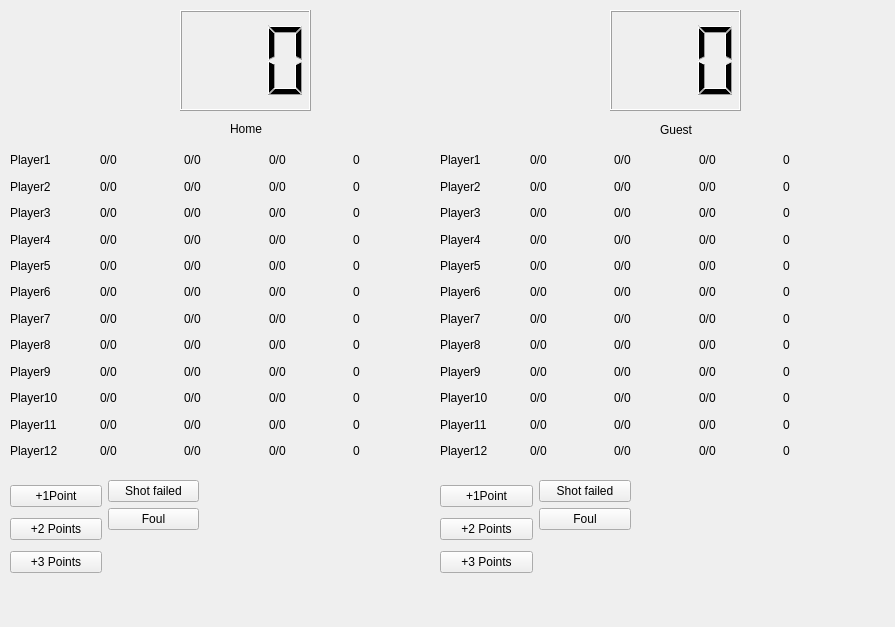
First picture: the form in MyForm.ui, repository mrccasals/BasketScore, before the edit.
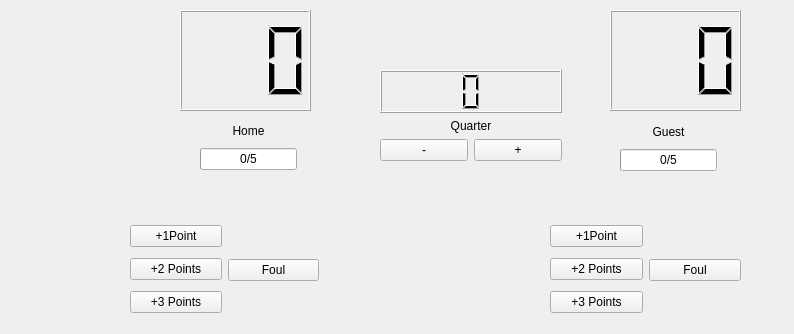
Second picture: the form after the edit. Custom widgets are drawn as their Qt base class.

Patch:
```diff
--- a/MyForm.ui
+++ b/MyForm.ui
@@ -6,8 +6,8 @@
    <rect>
     <x>0</x>
     <y>0</y>
-    <width>895</width>
-    <height>627</height>
+    <width>794</width>
+    <height>334</height>
    </rect>
   </property>
   <property name="cursor">
@@ -42,625 +42,11 @@
     <number>3</number>
    </property>
   </widget>
-  <widget class="QLabel" name="label">
-   <property name="geometry">
-    <rect>
-     <x>230</x>
-     <y>120</y>
-     <width>41</width>
-     <height>17</height>
-    </rect>
-   </property>
-   <property name="text">
-    <string>Home</string>
-   </property>
-  </widget>
-  <widget class="QLabel" name="label_2">
-   <property name="geometry">
-    <rect>
-     <x>660</x>
-     <y>121</y>
-     <width>40</width>
-     <height>17</height>
-    </rect>
-   </property>
-   <property name="text">
-    <string>Guest</string>
-   </property>
-  </widget>
   <widget class="QWidget" name="layoutWidget">
    <property name="geometry">
     <rect>
-     <x>440</x>
-     <y>150</y>
-     <width>81</width>
-     <height>311</height>
-    </rect>
-   </property>
-   <layout class="QVBoxLayout" name="verticalLayout_2">
-    <item>
-     <widget class="QLabel" name="label_16">
-      <property name="text">
-       <string>Player1</string>
-      </property>
-     </widget>
-    </item>
-    <item>
-     <widget class="QLabel" name="label_17">
-      <property name="text">
-       <string>Player2</string>
-      </property>
-     </widget>
-    </item>
-    <item>
-     <widget class="QLabel" name="label_18">
-      <property name="text">
-       <string>Player3</string>
-      </property>
-     </widget>
-    </item>
-    <item>
-     <widget class="QLabel" name="label_19">
-      <property name="text">
-       <string>Player4</string>
-      </property>
-     </widget>
-    </item>
-    <item>
-     <widget class="QLabel" name="label_20">
-      <property name="text">
-       <string>Player5</string>
-      </property>
-     </widget>
-    </item>
-    <item>
-     <widget class="QLabel" name="label_21">
-      <property name="text">
-       <string>Player6</string>
-      </property>
-     </widget>
-    </item>
-    <item>
-     <widget class="QLabel" name="label_22">
-      <property name="text">
-       <string>Player7</string>
-      </property>
-     </widget>
-    </item>
-    <item>
-     <widget class="QLabel" name="label_23">
-      <property name="text">
-       <string>Player8</string>
-      </property>
-     </widget>
-    </item>
-    <item>
-     <widget class="QLabel" name="label_24">
-      <property name="text">
-       <string>Player9</string>
-      </property>
-     </widget>
-    </item>
-    <item>
-     <widget class="QLabel" name="label_25">
-      <property name="text">
-       <string>Player10</string>
-      </property>
-     </widget>
-    </item>
-    <item>
-     <widget class="QLabel" name="label_26">
-      <property name="text">
-       <string>Player11</string>
-      </property>
-     </widget>
-    </item>
-    <item>
-     <widget class="QLabel" name="label_27">
-      <property name="text">
-       <string>Player12</string>
-      </property>
-     </widget>
-    </item>
-   </layout>
-  </widget>
-  <widget class="QWidget" name="layoutWidget_15">
-   <property name="geometry">
-    <rect>
-     <x>530</x>
-     <y>150</y>
-     <width>331</width>
-     <height>311</height>
-    </rect>
-   </property>
-   <layout class="QVBoxLayout" name="verticalLayout_8">
-    <item>
-     <layout class="QHBoxLayout" name="horizontalLayout_16">
-      <item>
-       <widget class="QLabel" name="label_75">
-        <property name="text">
-         <string>0/0</string>
-        </property>
-       </widget>
-      </item>
-      <item>
-       <widget class="QLabel" name="label_76">
-        <property name="text">
-         <string>0/0</string>
-        </property>
-       </widget>
-      </item>
-      <item>
-       <widget class="QLabel" name="label_77">
-        <property name="text">
-         <string>0/0</string>
-        </property>
-       </widget>
-      </item>
-      <item>
-       <widget class="QLabel" name="label_78">
-        <property name="text">
-         <string>0</string>
-        </property>
-       </widget>
-      </item>
-     </layout>
-    </item>
-    <item>
-     <layout class="QHBoxLayout" name="horizontalLayout_17">
-      <item>
-       <widget class="QLabel" name="label_79">
-        <property name="text">
-         <string>0/0</string>
-        </property>
-       </widget>
-      </item>
-      <item>
-       <widget class="QLabel" name="label_80">
-        <property name="text">
-         <string>0/0</string>
-        </property>
-       </widget>
-      </item>
-      <item>
-       <widget class="QLabel" name="label_81">
-        <property name="text">
-         <string>0/0</string>
-        </property>
-       </widget>
-      </item>
-      <item>
-       <widget class="QLabel" name="label_82">
-        <property name="text">
-         <string>0</string>
-        </property>
-       </widget>
-      </item>
-     </layout>
-    </item>
-    <item>
-     <layout class="QHBoxLayout" name="horizontalLayout_18">
-      <item>
-       <widget class="QLabel" name="label_83">
-        <property name="text">
-         <string>0/0</string>
-        </property>
-       </widget>
-      </item>
-      <item>
-       <widget class="QLabel" name="label_84">
-        <property name="text">
-         <string>0/0</string>
-        </property>
-       </widget>
-      </item>
-      <item>
-       <widget class="QLabel" name="label_85">
-        <property name="text">
-         <string>0/0</string>
-        </property>
-       </widget>
-      </item>
-      <item>
-       <widget class="QLabel" name="label_86">
-        <property name="text">
-         <string>0</string>
-        </property>
-       </widget>
-      </item>
-     </layout>
-    </item>
-    <item>
-     <layout class="QHBoxLayout" name="horizontalLayout_19">
-      <item>
-       <widget class="QLabel" name="label_87">
-        <property name="text">
-         <string>0/0</string>
-        </property>
-       </widget>
-      </item>
-      <item>
-       <widget class="QLabel" name="label_88">
-        <property name="text">
-         <string>0/0</string>
-        </property>
-       </widget>
-      </item>
-      <item>
-       <widget class="QLabel" name="label_89">
-        <property name="text">
-         <string>0/0</string>
-        </property>
-       </widget>
-      </item>
-      <item>
-       <widget class="QLabel" name="label_90">
-        <property name="text">
-         <string>0</string>
-        </property>
-       </widget>
-      </item>
-     </layout>
-    </item>
-    <item>
-     <layout class="QHBoxLayout" name="horizontalLayout_20">
-      <item>
-       <widget class="QLabel" name="label_91">
-        <property name="text">
-         <string>0/0</string>
-        </property>
-       </widget>
-      </item>
-      <item>
-       <widget class="QLabel" name="label_92">
-        <property name="text">
-         <string>0/0</string>
-        </property>
-       </widget>
-      </item>
-      <item>
-       <widget class="QLabel" name="label_93">
-        <property name="text">
-         <string>0/0</string>
-        </property>
-       </widget>
-      </item>
-      <item>
-       <widget class="QLabel" name="label_94">
-        <property name="text">
-         <string>0</string>
-        </property>
-       </widget>
-      </item>
-     </layout>
-    </item>
-    <item>
-     <layout class="QHBoxLayout" name="horizontalLayout_21">
-      <item>
-       <widget class="QLabel" name="label_95">
-        <property name="text">
-         <string>0/0</string>
-        </property>
-       </widget>
-      </item>
-      <item>
-       <widget class="QLabel" name="label_96">
-        <property name="text">
-         <string>0/0</string>
-        </property>
-       </widget>
-      </item>
-      <item>
-       <widget class="QLabel" name="label_97">
-        <property name="text">
-         <string>0/0</string>
-        </property>
-       </widget>
-      </item>
-      <item>
-       <widget class="QLabel" name="label_98">
-        <property name="text">
-         <string>0</string>
-        </property>
-       </widget>
-      </item>
-     </layout>
-    </item>
-    <item>
-     <layout class="QHBoxLayout" name="horizontalLayout_22">
-      <item>
-       <widget class="QLabel" name="label_99">
-        <property name="text">
-         <string>0/0</string>
-        </property>
-       </widget>
-      </item>
-      <item>
-       <widget class="QLabel" name="label_100">
-        <property name="text">
-         <string>0/0</string>
-        </property>
-       </widget>
-      </item>
-      <item>
-       <widget class="QLabel" name="label_101">
-        <property name="text">
-         <string>0/0</string>
-        </property>
-       </widget>
-      </item>
-      <item>
-       <widget class="QLabel" name="label_102">
-        <property name="text">
-         <string>0</string>
-        </property>
-       </widget>
-      </item>
-     </layout>
-    </item>
-    <item>
-     <layout class="QHBoxLayout" name="horizontalLayout_23">
-      <item>
-       <widget class="QLabel" name="label_103">
-        <property name="text">
-         <string>0/0</string>
-        </property>
-       </widget>
-      </item>
-      <item>
-       <widget class="QLabel" name="label_104">
-        <property name="text">
-         <string>0/0</string>
-        </property>
-       </widget>
-      </item>
-      <item>
-       <widget class="QLabel" name="label_105">
-        <property name="text">
-         <string>0/0</string>
-        </property>
-       </widget>
-      </item>
-      <item>
-       <widget class="QLabel" name="label_106">
-        <property name="text">
-         <string>0</string>
-        </property>
-       </widget>
-      </item>
-     </layout>
-    </item>
-    <item>
-     <layout class="QHBoxLayout" name="horizontalLayout_24">
-      <item>
-       <widget class="QLabel" name="label_107">
-        <property name="text">
-         <string>0/0</string>
-        </property>
-       </widget>
-      </item>
-      <item>
-       <widget class="QLabel" name="label_108">
-        <property name="text">
-         <string>0/0</string>
-        </property>
-       </widget>
-      </item>
-      <item>
-       <widget class="QLabel" name="label_109">
-        <property name="text">
-         <string>0/0</string>
-        </property>
-       </widget>
-      </item>
-      <item>
-       <widget class="QLabel" name="label_110">
-        <property name="text">
-         <string>0</string>
-        </property>
-       </widget>
-      </item>
-     </layout>
-    </item>
-    <item>
-     <layout class="QHBoxLayout" name="horizontalLayout_25">
-      <item>
-       <widget class="QLabel" name="label_111">
-        <property name="text">
-         <string>0/0</string>
-        </property>
-       </widget>
-      </item>
-      <item>
-       <widget class="QLabel" name="label_112">
-        <property name="text">
-         <string>0/0</string>
-        </property>
-       </widget>
-      </item>
-      <item>
-       <widget class="QLabel" name="label_113">
-        <property name="text">
-         <string>0/0</string>
-        </property>
-       </widget>
-      </item>
-      <item>
-       <widget class="QLabel" name="label_114">
-        <property name="text">
-         <string>0</string>
-        </property>
-       </widget>
-      </item>
-     </layout>
-    </item>
-    <item>
-     <layout class="QHBoxLayout" name="horizontalLayout_26">
-      <item>
-       <widget class="QLabel" name="label_115">
-        <property name="text">
-         <string>0/0</string>
-        </property>
-       </widget>
-      </item>
-      <item>
-       <widget class="QLabel" name="label_116">
-        <property name="text">
-         <string>0/0</string>
-        </property>
-       </widget>
-      </item>
-      <item>
-       <widget class="QLabel" name="label_117">
-        <property name="text">
-         <string>0/0</string>
-        </property>
-       </widget>
-      </item>
-      <item>
-       <widget class="QLabel" name="label_118">
-        <property name="text">
-         <string>0</string>
-        </property>
-       </widget>
-      </item>
-     </layout>
-    </item>
-    <item>
-     <layout class="QHBoxLayout" name="horizontalLayout_27">
-      <item>
-       <widget class="QLabel" name="label_119">
-        <property name="text">
-         <string>0/0</string>
-        </property>
-       </widget>
-      </item>
-      <item>
-       <widget class="QLabel" name="label_120">
-        <property name="text">
-         <string>0/0</string>
-        </property>
-       </widget>
-      </item>
-      <item>
-       <widget class="QLabel" name="label_121">
-        <property name="text">
-         <string>0/0</string>
-        </property>
-       </widget>
-      </item>
-      <item>
-       <widget class="QLabel" name="label_122">
-        <property name="text">
-         <string>0</string>
-        </property>
-       </widget>
-      </item>
-     </layout>
-    </item>
-   </layout>
-  </widget>
-  <widget class="QWidget" name="layoutWidget">
-   <property name="geometry">
-    <rect>
-     <x>10</x>
-     <y>150</y>
-     <width>81</width>
-     <height>311</height>
-    </rect>
-   </property>
-   <layout class="QVBoxLayout" name="verticalLayout">
-    <item>
-     <widget class="QLabel" name="label_15">
-      <property name="text">
-       <string>Player1</string>
-      </property>
-     </widget>
-    </item>
-    <item>
-     <widget class="QLabel" name="label_14">
-      <property name="text">
-       <string>Player2</string>
-      </property>
-     </widget>
-    </item>
-    <item>
-     <widget class="QLabel" name="label_13">
-      <property name="text">
-       <string>Player3</string>
-      </property>
-     </widget>
-    </item>
-    <item>
-     <widget class="QLabel" name="label_4">
-      <property name="text">
-       <string>Player4</string>
-      </property>
-     </widget>
-    </item>
-    <item>
-     <widget class="QLabel" name="label_12">
-      <property name="text">
-       <string>Player5</string>
-      </property>
-     </widget>
-    </item>
-    <item>
-     <widget class="QLabel" name="label_5">
-      <property name="text">
-       <string>Player6</string>
-      </property>
-     </widget>
-    </item>
-    <item>
-     <widget class="QLabel" name="label_11">
-      <property name="text">
-       <string>Player7</string>
-      </property>
-     </widget>
-    </item>
-    <item>
-     <widget class="QLabel" name="label_6">
-      <property name="text">
-       <string>Player8</string>
-      </property>
-     </widget>
-    </item>
-    <item>
-     <widget class="QLabel" name="label_10">
-      <property name="text">
-       <string>Player9</string>
-      </property>
-     </widget>
-    </item>
-    <item>
-     <widget class="QLabel" name="label_7">
-      <property name="text">
-       <string>Player10</string>
-      </property>
-     </widget>
-    </item>
-    <item>
-     <widget class="QLabel" name="label_9">
-      <property name="text">
-       <string>Player11</string>
-      </property>
-     </widget>
-    </item>
-    <item>
-     <widget class="QLabel" name="label_8">
-      <property name="text">
-       <string>Player12</string>
-      </property>
-     </widget>
-    </item>
-   </layout>
-  </widget>
-  <widget class="QWidget" name="layoutWidget">
-   <property name="geometry">
-    <rect>
-     <x>440</x>
-     <y>480</y>
+     <x>550</x>
+     <y>220</y>
      <width>191</width>
      <height>101</height>
     </rect>
@@ -693,13 +79,6 @@
     </item>
     <item>
      <layout class="QVBoxLayout" name="verticalLayout_6">
-      <item>
-       <widget class="QPushButton" name="pushButton_9">
-        <property name="text">
-         <string>Shot failed</string>
-        </property>
-       </widget>
-      </item>
       <item>
        <widget class="QPushButton" name="pushButton_10">
         <property name="text">
@@ -707,19 +86,6 @@
         </property>
        </widget>
       </item>
-      <item>
-       <spacer name="verticalSpacer_2">
-        <property name="orientation">
-         <enum>Qt::Vertical</enum>
-        </property>
-        <property name="sizeHint" stdset="0">
-         <size>
-          <width>20</width>
-          <height>40</height>
-         </size>
-        </property>
-       </spacer>
-      </item>
      </layout>
     </item>
    </layout>
@@ -727,8 +93,8 @@
   <widget class="QWidget" name="layoutWidget">
    <property name="geometry">
     <rect>
-     <x>10</x>
-     <y>480</y>
+     <x>130</x>
+     <y>220</y>
      <width>189</width>
      <height>101</height>
     </rect>
@@ -761,13 +127,6 @@
     </item>
     <item>
      <layout class="QVBoxLayout" name="verticalLayout_5">
-      <item>
-       <widget class="QPushButton" name="pushButton_7">
-        <property name="text">
-         <string>Shot failed</string>
-        </property>
-       </widget>
-      </item>
       <item>
        <widget class="QPushButton" name="pushButton_8">
         <property name="text">
@@ -775,19 +134,6 @@
         </property>
        </widget>
       </item>
-      <item>
-       <spacer name="verticalSpacer">
-        <property name="orientation">
-         <enum>Qt::Vertical</enum>
-        </property>
-        <property name="sizeHint" stdset="0">
-         <size>
-          <width>20</width>
-          <height>40</height>
-         </size>
-        </property>
-       </spacer>
-      </item>
      </layout>
     </item>
    </layout>
@@ -795,394 +141,122 @@
   <widget class="QWidget" name="layoutWidget">
    <property name="geometry">
     <rect>
-     <x>100</x>
-     <y>150</y>
-     <width>331</width>
-     <height>311</height>
+     <x>200</x>
+     <y>120</y>
+     <width>97</width>
+     <height>50</height>
+    </rect>
+   </property>
+   <layout class="QVBoxLayout" name="verticalLayout_2">
+    <item>
+     <widget class="QLabel" name="label">
+      <property name="text">
+       <string>Home</string>
+      </property>
+      <property name="alignment">
+       <set>Qt::AlignCenter</set>
+      </property>
+     </widget>
+    </item>
+    <item>
+     <widget class="CustomProgress" name="progressBar">
+      <property name="maximum">
+       <number>5</number>
+      </property>
+      <property name="value">
+       <number>0</number>
+      </property>
+      <property name="format">
+       <string>%p/5</string>
+      </property>
+     </widget>
+    </item>
+   </layout>
+  </widget>
+  <widget class="QWidget" name="layoutWidget">
+   <property name="geometry">
+    <rect>
+     <x>620</x>
+     <y>121</y>
+     <width>97</width>
+     <height>50</height>
     </rect>
    </property>
    <layout class="QVBoxLayout" name="verticalLayout_7">
     <item>
-     <layout class="QHBoxLayout" name="horizontalLayout_4">
+     <widget class="QLabel" name="label_2">
+      <property name="layoutDirection">
+       <enum>Qt::LeftToRight</enum>
+      </property>
+      <property name="text">
+       <string>Guest</string>
+      </property>
+      <property name="alignment">
+       <set>Qt::AlignCenter</set>
+      </property>
+     </widget>
+    </item>
+    <item>
+     <widget class="CustomProgress" name="progressBar_2">
+      <property name="maximum">
+       <number>5</number>
+      </property>
+      <property name="value">
+       <number>0</number>
+      </property>
+      <property name="format">
+       <string>%p/5</string>
+      </property>
+     </widget>
+    </item>
+   </layout>
+  </widget>
+  <widget class="QWidget" name="layoutWidget">
+   <property name="geometry">
+    <rect>
+     <x>380</x>
+     <y>70</y>
+     <width>182</width>
+     <height>91</height>
+    </rect>
+   </property>
+   <layout class="QVBoxLayout" name="verticalLayout_8">
+    <item>
+     <widget class="CustomLCD" name="lcdNumber_3">
+      <property name="digitCount">
+       <number>1</number>
+      </property>
+     </widget>
+    </item>
+    <item>
+     <layout class="QVBoxLayout" name="verticalLayout">
       <item>
        <widget class="QLabel" name="label_3">
         <property name="text">
-         <string>0/0</string>
+         <string>Quarter</string>
         </property>
-       </widget>
-      </item>
-      <item>
-       <widget class="QLabel" name="label_28">
-        <property name="text">
-         <string>0/0</string>
+        <property name="alignment">
+         <set>Qt::AlignCenter</set>
         </property>
        </widget>
       </item>
       <item>
-       <widget class="QLabel" name="label_29">
-        <property name="text">
-         <string>0/0</string>
-        </property>
-       </widget>
-      </item>
-      <item>
-       <widget class="QLabel" name="label_30">
-        <property name="text">
-         <string>0</string>
-        </property>
-       </widget>
-      </item>
-     </layout>
-    </item>
-    <item>
-     <layout class="QHBoxLayout" name="horizontalLayout_5">
-      <item>
-       <widget class="QLabel" name="label_31">
-        <property name="text">
-         <string>0/0</string>
-        </property>
-       </widget>
-      </item>
-      <item>
-       <widget class="QLabel" name="label_32">
-        <property name="text">
-         <string>0/0</string>
-        </property>
-       </widget>
-      </item>
-      <item>
-       <widget class="QLabel" name="label_33">
-        <property name="text">
-         <string>0/0</string>
-        </property>
-       </widget>
-      </item>
-      <item>
-       <widget class="QLabel" name="label_34">
-        <property name="text">
-         <string>0</string>
-        </property>
-       </widget>
-      </item>
-     </layout>
-    </item>
-    <item>
-     <layout class="QHBoxLayout" name="horizontalLayout_6">
-      <item>
-       <widget class="QLabel" name="label_35">
-        <property name="text">
-         <string>0/0</string>
-        </property>
-       </widget>
-      </item>
-      <item>
-       <widget class="QLabel" name="label_36">
-        <property name="text">
-         <string>0/0</string>
-        </property>
-       </widget>
-      </item>
-      <item>
-       <widget class="QLabel" name="label_37">
-        <property name="text">
-         <string>0/0</string>
-        </property>
-       </widget>
-      </item>
-      <item>
-       <widget class="QLabel" name="label_38">
-        <property name="text">
-         <string>0</string>
-        </property>
-       </widget>
-      </item>
-     </layout>
-    </item>
-    <item>
-     <layout class="QHBoxLayout" name="horizontalLayout_7">
-      <item>
-       <widget class="QLabel" name="label_39">
-        <property name="text">
-         <string>0/0</string>
-        </property>
-       </widget>
-      </item>
-      <item>
-       <widget class="QLabel" name="label_40">
-        <property name="text">
-         <string>0/0</string>
-        </property>
-       </widget>
-      </item>
-      <item>
-       <widget class="QLabel" name="label_41">
-        <property name="text">
-         <string>0/0</string>
-        </property>
-       </widget>
-      </item>
-      <item>
-       <widget class="QLabel" name="label_42">
-        <property name="text">
-         <string>0</string>
-        </property>
-       </widget>
-      </item>
-     </layout>
-    </item>
-    <item>
-     <layout class="QHBoxLayout" name="horizontalLayout_8">
-      <item>
-       <widget class="QLabel" name="label_43">
-        <property name="text">
-         <string>0/0</string>
-        </property>
-       </widget>
-      </item>
-      <item>
-       <widget class="QLabel" name="label_44">
-        <property name="text">
-         <string>0/0</string>
-        </property>
-       </widget>
-      </item>
-      <item>
-       <widget class="QLabel" name="label_45">
-        <property name="text">
-         <string>0/0</string>
-        </property>
-       </widget>
-      </item>
-      <item>
-       <widget class="QLabel" name="label_46">
-        <property name="text">
-         <string>0</string>
-        </property>
-       </widget>
-      </item>
-     </layout>
-    </item>
-    <item>
-     <layout class="QHBoxLayout" name="horizontalLayout_9">
-      <item>
-       <widget class="QLabel" name="label_47">
-        <property name="text">
-         <string>0/0</string>
-        </property>
-       </widget>
-      </item>
-      <item>
-       <widget class="QLabel" name="label_48">
-        <property name="text">
-         <string>0/0</string>
-        </property>
-       </widget>
-      </item>
-      <item>
-       <widget class="QLabel" name="label_49">
-        <property name="text">
-         <string>0/0</string>
-        </property>
-       </widget>
-      </item>
-      <item>
-       <widget class="QLabel" name="label_50">
-        <property name="text">
-         <string>0</string>
-        </property>
-       </widget>
-      </item>
-     </layout>
-    </item>
-    <item>
-     <layout class="QHBoxLayout" name="horizontalLayout_10">
-      <item>
-       <widget class="QLabel" name="label_51">
-        <property name="text">
-         <string>0/0</string>
-        </property>
-       </widget>
-      </item>
-      <item>
-       <widget class="QLabel" name="label_52">
-        <property name="text">
-         <string>0/0</string>
-        </property>
-       </widget>
-      </item>
-      <item>
-       <widget class="QLabel" name="label_53">
-        <property name="text">
-         <string>0/0</string>
-        </property>
-       </widget>
-      </item>
-      <item>
-       <widget class="QLabel" name="label_54">
-        <property name="text">
-         <string>0</string>
-        </property>
-       </widget>
-      </item>
-     </layout>
-    </item>
-    <item>
-     <layout class="QHBoxLayout" name="horizontalLayout_11">
-      <item>
-       <widget class="QLabel" name="label_55">
-        <property name="text">
-         <string>0/0</string>
-        </property>
-       </widget>
-      </item>
-      <item>
-       <widget class="QLabel" name="label_56">
-        <property name="text">
-         <string>0/0</string>
-        </property>
-       </widget>
-      </item>
-      <item>
-       <widget class="QLabel" name="label_57">
-        <property name="text">
-         <string>0/0</string>
-        </property>
-       </widget>
-      </item>
-      <item>
-       <widget class="QLabel" name="label_58">
-        <property name="text">
-         <string>0</string>
-        </property>
-       </widget>
-      </item>
-     </layout>
-    </item>
-    <item>
-     <layout class="QHBoxLayout" name="horizontalLayout_12">
-      <item>
-       <widget class="QLabel" name="label_59">
-        <property name="text">
-         <string>0/0</string>
-        </property>
-       </widget>
-      </item>
-      <item>
-       <widget class="QLabel" name="label_60">
-        <property name="text">
-         <string>0/0</string>
-        </property>
-       </widget>
-      </item>
-      <item>
-       <widget class="QLabel" name="label_61">
-        <property name="text">
-         <string>0/0</string>
-        </property>
-       </widget>
-      </item>
-      <item>
-       <widget class="QLabel" name="label_62">
-        <property name="text">
-         <string>0</string>
-        </property>
-       </widget>
-      </item>
-     </layout>
-    </item>
-    <item>
-     <layout class="QHBoxLayout" name="horizontalLayout_13">
-      <item>
-       <widget class="QLabel" name="label_63">
-        <property name="text">
-         <string>0/0</string>
-        </property>
-       </widget>
-      </item>
-      <item>
-       <widget class="QLabel" name="label_64">
-        <property name="text">
-         <string>0/0</string>
-        </property>
-       </widget>
-      </item>
-      <item>
-       <widget class="QLabel" name="label_65">
-        <property name="text">
-         <string>0/0</string>
-        </property>
-       </widget>
-      </item>
-      <item>
-       <widget class="QLabel" name="label_66">
-        <property name="text">
-         <string>0</string>
-        </property>
-       </widget>
-      </item>
-     </layout>
-    </item>
-    <item>
-     <layout class="QHBoxLayout" name="horizontalLayout_14">
-      <item>
-       <widget class="QLabel" name="label_67">
-        <property name="text">
-         <string>0/0</string>
-        </property>
-       </widget>
-      </item>
-      <item>
-       <widget class="QLabel" name="label_68">
-        <property name="text">
-         <string>0/0</string>
-        </property>
-       </widget>
-      </item>
-      <item>
-       <widget class="QLabel" name="label_69">
-        <property name="text">
-         <string>0/0</string>
-        </property>
-       </widget>
-      </item>
-      <item>
-       <widget class="QLabel" name="label_70">
-        <property name="text">
-         <string>0</string>
-        </property>
-       </widget>
-      </item>
-     </layout>
-    </item>
-    <item>
-     <layout class="QHBoxLayout" name="horizontalLayout_15">
-      <item>
-       <widget class="QLabel" name="label_71">
-        <property name="text">
-         <string>0/0</string>
-        </property>
-       </widget>
-      </item>
-      <item>
-       <widget class="QLabel" name="label_72">
-        <property name="text">
-         <string>0/0</string>
-        </property>
-       </widget>
-      </item>
-      <item>
-       <widget class="QLabel" name="label_73">
-        <property name="text">
-         <string>0/0</string>
-        </property>
-       </widget>
-      </item>
-      <item>
-       <widget class="QLabel" name="label_74">
-        <property name="text">
-         <string>0</string>
-        </property>
-       </widget>
+       <layout class="QHBoxLayout" name="horizontalLayout_3">
+        <item>
+         <widget class="QPushButton" name="pushButton_9">
+          <property name="text">
+           <string>-</string>
+          </property>
+         </widget>
+        </item>
+        <item>
+         <widget class="QPushButton" name="pushButton_7">
+          <property name="text">
+           <string>+</string>
+          </property>
+         </widget>
+        </item>
+       </layout>
       </item>
      </layout>
     </item>
@@ -1200,6 +274,15 @@
     <slot>addThree()</slot>
    </slots>
   </customwidget>
+  <customwidget>
+   <class>CustomProgress</class>
+   <extends>QProgressBar</extends>
+   <header>CustomProgress.h</header>
+   <slots>
+    <slot>addFoul()</slot>
+    <slot>resetFoul()</slot>
+   </slots>
+  </customwidget>
  </customwidgets>
  <resources/>
  <connections>
```
Left out of the diff: 151 changed lines with no effect on the pictures.
